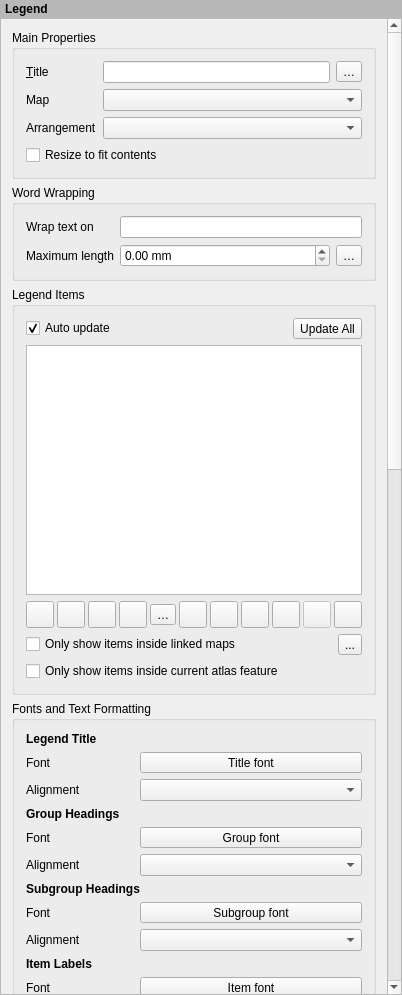
This is src/ui/layout/qgslayoutlegendwidgetbase.ui in qgis/QGIS as Qt 5 draws it before an edit. The edited form follows.
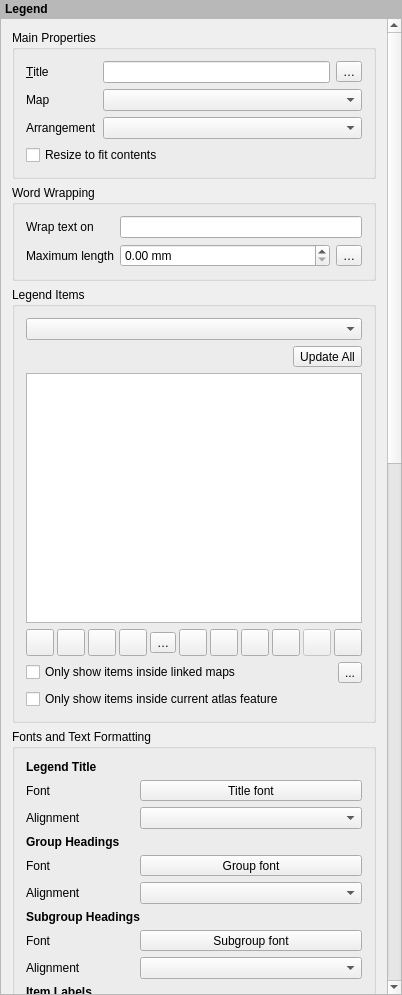
This is the edited form. Icons and pictures are not drawn. Custom widgets are drawn as their Qt base class.

Commit message:
Move from boolean to enum for legend sync mode API
Gives more flexibility to add additional sync modes

Diff of the .ui file:
```diff
--- a/src/ui/layout/qgslayoutlegendwidgetbase.ui
+++ b/src/ui/layout/qgslayoutlegendwidgetbase.ui
@@ -198,22 +198,9 @@
          <property name="collapsed" stdset="0">
           <bool>false</bool>
          </property>
-         <layout class="QVBoxLayout" name="verticalLayout_2">
-          <item>
+         <layout class="QGridLayout" name="gridLayout_7">
+          <item row="1" column="0">
            <layout class="QHBoxLayout" name="horizontalLayout">
-            <item>
-             <widget class="QCheckBox" name="mCheckBoxAutoUpdate">
-              <property name="toolTip">
-               <string>Keeps the legend contents synchronized with the main application legend. Customization is not possible and must be done in the main application.</string>
-              </property>
-              <property name="text">
-               <string>Auto update</string>
-              </property>
-              <property name="checked">
-               <bool>true</bool>
-              </property>
-             </widget>
-            </item>
             <item>
              <spacer name="horizontalSpacer_3">
               <property name="orientation">
@@ -239,26 +226,7 @@
             </item>
            </layout>
           </item>
-          <item>
-           <widget class="QgsLayerTreeView" name="mItemTreeView">
-            <property name="minimumSize">
-             <size>
-              <width>0</width>
-              <height>250</height>
-             </size>
-            </property>
-            <property name="selectionMode">
-             <enum>QAbstractItemView::ContiguousSelection</enum>
-            </property>
-            <property name="headerHidden">
-             <bool>true</bool>
-            </property>
-            <attribute name="headerVisible">
-             <bool>false</bool>
-            </attribute>
-           </widget>
-          </item>
-          <item>
+          <item row="3" column="0">
            <layout class="QHBoxLayout" name="horizontalLayout_2">
             <property name="spacing">
              <number>3</number>
@@ -513,7 +481,7 @@
             </item>
            </layout>
           </item>
-          <item>
+          <item row="4" column="0">
            <layout class="QHBoxLayout" name="horizontalLayout_3">
             <property name="topMargin">
              <number>0</number>
@@ -537,7 +505,7 @@
             </item>
            </layout>
           </item>
-          <item>
+          <item row="5" column="0">
            <widget class="QCheckBox" name="mFilterLegendByAtlasCheckBox">
             <property name="toolTip">
              <string>Filter out legend elements that lie outside the current atlas feature.</string>
@@ -547,6 +515,28 @@
             </property>
            </widget>
           </item>
+          <item row="2" column="0">
+           <widget class="QgsLayerTreeView" name="mItemTreeView">
+            <property name="minimumSize">
+             <size>
+              <width>0</width>
+              <height>250</height>
+             </size>
+            </property>
+            <property name="selectionMode">
+             <enum>QAbstractItemView::ContiguousSelection</enum>
+            </property>
+            <property name="headerHidden">
+             <bool>true</bool>
+            </property>
+            <attribute name="headerVisible">
+             <bool>false</bool>
+            </attribute>
+           </widget>
+          </item>
+          <item row="0" column="0">
+           <widget class="QComboBox" name="mSyncModeCombo"/>
+          </item>
          </layout>
         </widget>
        </item>
@@ -1444,9 +1434,10 @@
  <layoutdefault spacing="6" margin="11"/>
  <customwidgets>
   <customwidget>
-   <class>QgsSpinBox</class>
-   <extends>QSpinBox</extends>
-   <header>qgsspinbox.h</header>
+   <class>QgsColorButton</class>
+   <extends>QToolButton</extends>
+   <header>qgscolorbutton.h</header>
+   <container>1</container>
   </customwidget>
   <customwidget>
    <class>QgsDoubleSpinBox</class>
@@ -1454,14 +1445,10 @@
    <header>qgsdoublespinbox.h</header>
   </customwidget>
   <customwidget>
-   <class>QgsFontButton</class>
-   <extends>QToolButton</extends>
-   <header>qgsfontbutton.h</header>
-  </customwidget>
-  <customwidget>
-   <class>QgsPropertyOverrideButton</class>
-   <extends>QToolButton</extends>
-   <header>qgspropertyoverridebutton.h</header>
+   <class>QgsSpinBox</class>
+   <extends>QSpinBox</extends>
+   <header>qgsspinbox.h</header>
+   <container>1</container>
   </customwidget>
   <customwidget>
    <class>QgsScrollArea</class>
@@ -1475,18 +1462,22 @@
    <header location="global">qgscollapsiblegroupbox.h</header>
    <container>1</container>
   </customwidget>
+  <customwidget>
+   <class>QgsFontButton</class>
+   <extends>QToolButton</extends>
+   <header>qgsfontbutton.h</header>
+  </customwidget>
+  <customwidget>
+   <class>QgsPropertyOverrideButton</class>
+   <extends>QToolButton</extends>
+   <header>qgspropertyoverridebutton.h</header>
+  </customwidget>
   <customwidget>
    <class>QgsLayoutItemComboBox</class>
    <extends>QComboBox</extends>
    <header>qgslayoutitemcombobox.h</header>
    <container>1</container>
   </customwidget>
-  <customwidget>
-   <class>QgsColorButton</class>
-   <extends>QToolButton</extends>
-   <header>qgscolorbutton.h</header>
-   <container>1</container>
-  </customwidget>
   <customwidget>
    <class>QgsAlignmentComboBox</class>
    <extends>QComboBox</extends>
```
Left out of the diff: 2 changed lines with no effect on the pictures. The commit also changes 14 other files.
